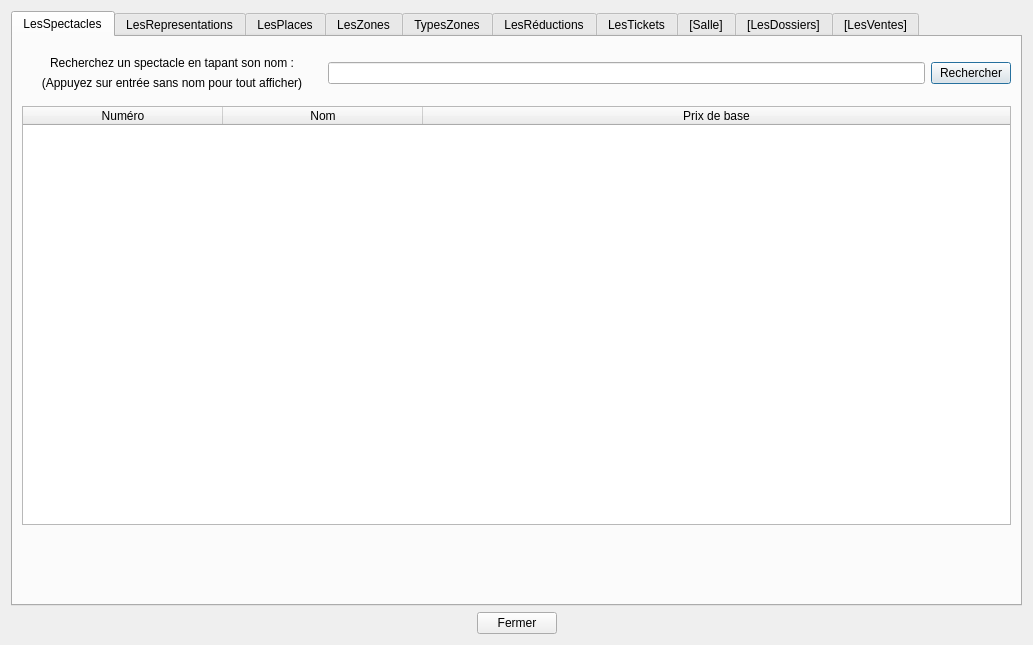
First picture: the form in gui/v1_tablesData.ui, repository BennyBellier/Theatre-CEDB-Project, before the edit.
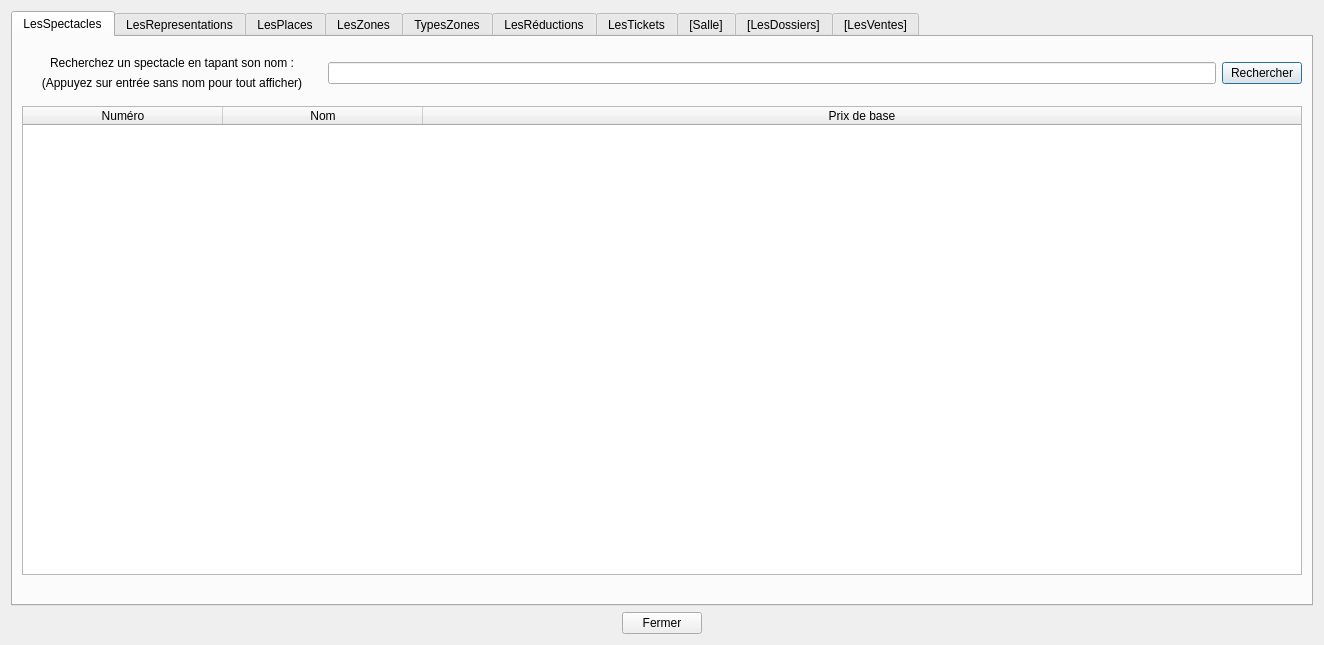
Second picture: the form after the edit. The open tabs and pages were chosen to show the change.

Commit message: Modifivation affichages Table Data V1

Patch:
```diff
--- a/gui/v1_tablesData.ui
+++ b/gui/v1_tablesData.ui
@@ -6,7 +6,7 @@
    <rect>
     <x>0</x>
     <y>0</y>
-    <width>1031</width>
+    <width>1324</width>
     <height>645</height>
    </rect>
   </property>
@@ -47,10 +47,16 @@
       <number>6</number>
      </property>
      <widget class="QWidget" name="LesSpectacles">
+      <property name="sizePolicy">
+       <sizepolicy hsizetype="Expanding" vsizetype="Expanding">
+        <horstretch>0</horstretch>
+        <verstretch>0</verstretch>
+       </sizepolicy>
+      </property>
       <property name="maximumSize">
        <size>
-        <width>1082</width>
-        <height>517</height>
+        <width>16777215</width>
+        <height>16777215</height>
        </size>
       </property>
       <attribute name="title">
```
Left out of the diff: 76 changed lines with no effect on the pictures. The commit also changes 2 other files.
